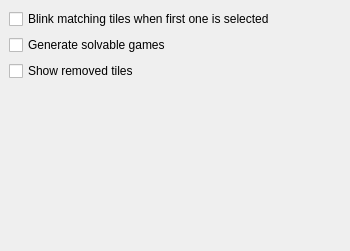
Qt form src/settings.ui (KDE/kmahjongg) before a commit.
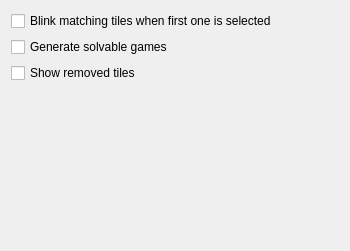
The same form after that commit.

Commit message: Drop hardcoded non-zero margin & spacing from selector UIs

The edit to the form file:
```diff
--- a/src/settings.ui
+++ b/src/settings.ui
@@ -10,12 +10,6 @@
    </rect>
   </property>
   <layout class="QVBoxLayout" >
-   <property name="margin" >
-    <number>9</number>
-   </property>
-   <property name="spacing" >
-    <number>6</number>
-   </property>
    <item>
      <widget class="QCheckBox" name="kcfg_ShowMatchingTiles" >
      <property name="text" >
```
The commit also changes 1 other file.
